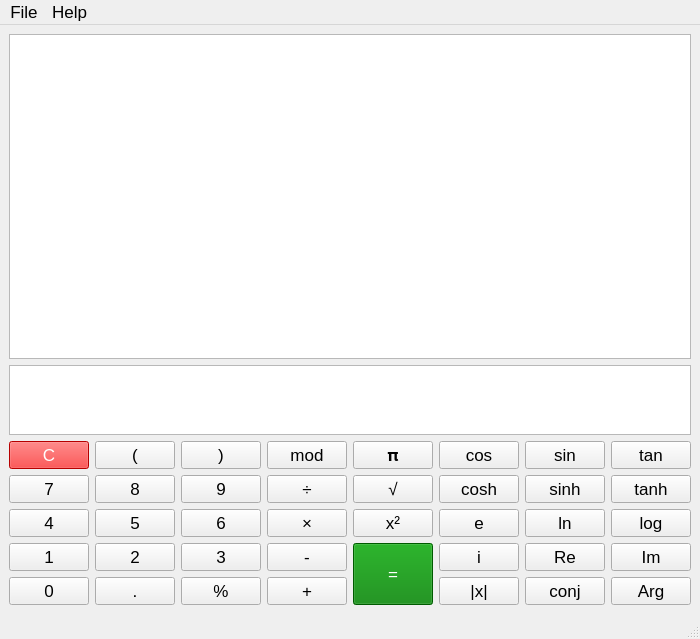
Before: the Qt Designer form mainwindow.ui in ledangquangdangquang/Caculator-qt-linux, drawn with Qt 5.
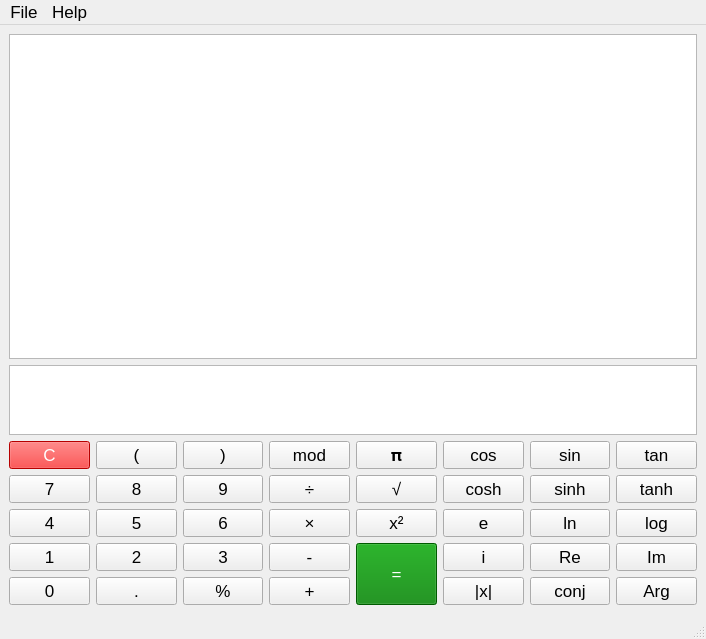
After: the same form once the commit is applied. Custom widgets are drawn as their Qt base class.

Diff of the .ui file:
```diff
--- a/mainwindow.ui
+++ b/mainwindow.ui
@@ -6,7 +6,7 @@
    <rect>
     <x>0</x>
     <y>0</y>
-    <width>364</width>
+    <width>706</width>
     <height>639</height>
    </rect>
   </property>
@@ -979,7 +979,7 @@
     <rect>
      <x>0</x>
      <y>0</y>
-     <width>364</width>
+     <width>706</width>
      <height>25</height>
     </rect>
    </property>
```
Left out of the diff: 6 changed lines with no effect on the pictures.
